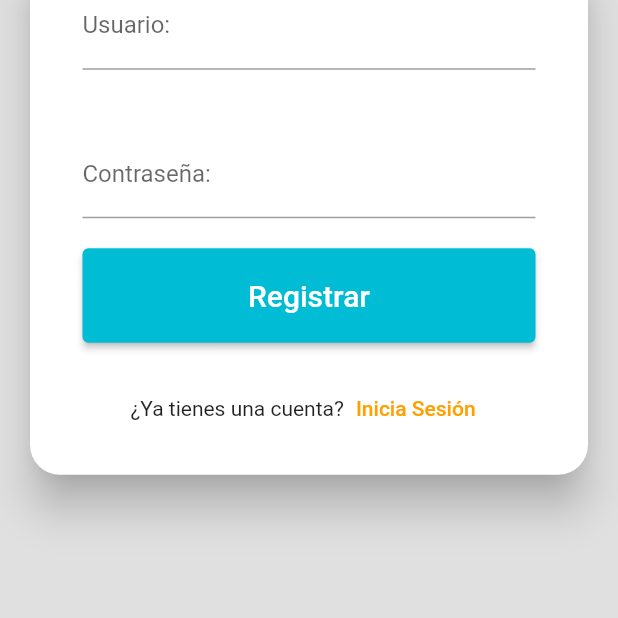
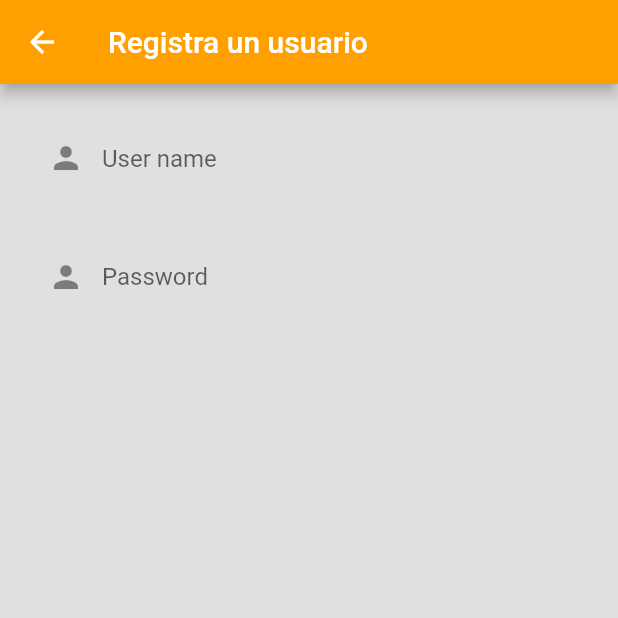
Before and after one commit to Gilmhar/My_Flutter_aplication, a Flutter app: the screen it shows after launch, after a tap on "Registrate", on a phone screen of 412 x 824 dp, the top half of it. Run offline on Flutter 3.47's test engine with Material 2 defaults, Android fonts, the phone set to English and light mode, and no system bars; our stand-ins replace flutter_svg.

Commit message:
Modificando el UI

```diff
--- a/lib/src/screens/login_page.dart
+++ b/lib/src/screens/login_page.dart
@@ -27,52 +27,68 @@ class _LoginPageState extends State<LoginPage> {
                 Colors.cyan.shade800,
               ]),
             ),
-            height: 330,
+            height: 280,
             child: Image.asset("assets/image/beach_wave.png"),
           ),
           Transform.translate(
-            offset: const Offset(0, -135),
-            child: Center(
-              child: SingleChildScrollView(
+            offset: const Offset(0, -5),
+            child: SingleChildScrollView(
+              child: Center(
                 child: Card(
                   elevation: 12,
                   shape: RoundedRectangleBorder(
-                    borderRadius: BorderRadius.circular(20)
-                  ),
+                      borderRadius: BorderRadius.circular(30)),
                   margin: const EdgeInsets.only(left: 20, right: 20, top: 260),
                   child: Padding(
-                    padding:
-                        const EdgeInsets.symmetric(horizontal: 35, vertical: 20),
+                    padding: const EdgeInsets.symmetric(
+                        horizontal: 20, vertical: 20),
                     child: Column(
                       mainAxisSize: MainAxisSize.min,
                       children: [
-                        TextFormField(
-                          decoration: const InputDecoration(
-                              labelText: "Correo electrónico:",
-                              focusedBorder: OutlineInputBorder(
-                                  borderSide: BorderSide(color: Colors.cyan)),
-                                  hintText: 'Tu correo@cuenta.com',
-                                  suffixIcon: CustomSurffixIcon(svgIcon: "assets/icons/Mail.svg"),
-                                  ),
+                        Container(
+                          margin: const EdgeInsets.only(top: 20.0),
+                          child: TextFormField(
+                            decoration: InputDecoration(
+                              enabledBorder: const OutlineInputBorder(
+                                borderRadius:
+                                    BorderRadius.all(Radius.circular(30.0)),
+                                borderSide: BorderSide(color: Colors.cyan),
+                              ),
+                              focusedBorder: const OutlineInputBorder(
+                                  borderRadius:
+                                      BorderRadius.all(Radius.circular(30.0)),
+                                  borderSide: BorderSide(color: Colors.amber)),
+                              prefixIcon: const Icon(Icons.person),
+                              hintText: 'User name',
+                              fillColor: Colors.grey[200],
+                            ),
+                          ),
                         ),
-                        const SizedBox(
-                          height: 40,
-                        ),
-                        TextFormField(
-                          decoration: const InputDecoration(
-                              labelText: "Contraseña:",
-                              focusedBorder: OutlineInputBorder(
-                                  borderSide: BorderSide(color: Colors.cyan)),
-                                  hintText: 'Tu contraseña',
-                                  suffixIcon: CustomSurffixIcon(svgIcon: "assets/icons/Lock.svg"),
-                                  ),
-                          obscureText: true,
+                        Container(
+                          margin: const EdgeInsets.only(top: 20.0),
+                          child: TextFormField(
+                            decoration: InputDecoration(
+                              enabledBorder: const OutlineInputBorder(
+                                borderRadius:
+                                    BorderRadius.all(Radius.circular(30.0)),
+                                borderSide: BorderSide(color: Colors.cyan),
+                              ),
+                              focusedBorder: const OutlineInputBorder(
+                                  borderRadius:
+                                      BorderRadius.all(Radius.circular(30.0)),
+                                  borderSide: BorderSide(color: Colors.amber)),
+                              prefixIcon: const Icon(Icons.person),
+                              hintText: 'Password',
+                              fillColor: Colors.grey[200],
+                            ),
+                          ),
                         ),
                         const SizedBox(
                           height: 20,
                         ),
                         ElevatedButton(
                           style: ElevatedButton.styleFrom(
+                              shape:  StadiumBorder(),
                               backgroundColor: Colors.cyan,
                               padding: const EdgeInsets.all(20)),
                           onPressed: () {
@@ -83,8 +99,8 @@ class _LoginPageState extends State<LoginPage> {
                             children: [
                               const Text(
                                 'Iniciar Sesión',
-                                style:
-                                    TextStyle(fontSize: 20, color: Colors.white),
+                                style: TextStyle(
+                                    fontSize: 20, color: Colors.white),
                               ),
                               if (_loading)
                                 Container(
@@ -110,8 +126,11 @@ class _LoginPageState extends State<LoginPage> {
                                 style: TextButton.styleFrom(
                                     foregroundColor: Colors.amber[700]),
                                 onPressed: () {
-                                  Navigator.push(context,
-                                      MaterialPageRoute(builder: (_) => const RegisterForm(),));
+                                  Navigator.push(
+                                      context,
+                                      MaterialPageRoute(
+                                        builder: (_) => const RegisterForm(),
+                                      ));
                                 },
                                 child: const Text('Registrate')),
                           ],
@@ -135,6 +154,4 @@ class _LoginPageState extends State<LoginPage> {
       });
     }
   }
-
-
 }
--- a/lib/src/screens/register_form.dart
+++ b/lib/src/screens/register_form.dart
@@ -15,107 +15,59 @@ class _RegisterFormState extends State<RegisterForm> {
   Widget build(BuildContext context) {
     return Scaffold(
       backgroundColor: Colors.grey[300],
-      body: Stack(
-        children: [
-          Transform.translate(
-            offset: const Offset(0, -400),
+      appBar: AppBar(
+        title: const Text('Registra un usuario'),
+        backgroundColor: Colors.amber[700],
+      ),
+      body: SingleChildScrollView(
+        scrollDirection: Axis.vertical,
         child: Center(
-              child: SingleChildScrollView(
-                child: Card(
-                  elevation: 12,
-                  shape: RoundedRectangleBorder(
-                    borderRadius: BorderRadius.circular(20)
-                  ),
-                  margin: const EdgeInsets.only(left: 20, right: 20, top: 260),
-                  child: Padding(
-                    padding:
-                        const EdgeInsets.symmetric(horizontal: 35, vertical: 20),
           child: Column(
-                      mainAxisSize: MainAxisSize.min,
-                      children: [
-                        TextFormField(
-                          decoration: const InputDecoration(
-                              labelText: "Usuario:",
-                              focusedBorder: OutlineInputBorder(
-                                  borderSide: BorderSide(color: Colors.cyan))),
-                        ),
-                        const SizedBox(
-                          height: 40,
-                        ),
-                        TextFormField(
-                          decoration: const InputDecoration(
-                              labelText: "Contraseña:",
-                              focusedBorder: OutlineInputBorder(
-                                  borderSide: BorderSide(color: Colors.cyan))),
-                          obscureText: true,
-                        ),
-                        const SizedBox(
-                          height: 20,
-                        ),
-                        ElevatedButton(
-                          style: ElevatedButton.styleFrom(
-                              backgroundColor: Colors.cyan,
-                              padding: const EdgeInsets.all(20)),
-                          onPressed: () {
-                            _login(context);
-                          },
-                          child: Row(
             mainAxisAlignment: MainAxisAlignment.center,
             children: [
-                              const Text(
-                                'Registrar',
-                                style:
-                                    TextStyle(fontSize: 20, color: Colors.white),
+              Container(
+                padding: const EdgeInsets.symmetric(horizontal: 20.0),
+                margin: const EdgeInsets.only(top: 20.0),
+                child: TextFormField(
+                  decoration:  InputDecoration(
+                    enabledBorder: const OutlineInputBorder(
+                        borderRadius: BorderRadius.all(Radius.circular(30.0)),
+                        borderSide: BorderSide(color: Colors.transparent),
                         ),
-                              if (_loading)
-                                Container(
-                                  height: 20,
-                                  width: 20,
-                                  margin: const EdgeInsets.only(left: 20),
-                                  child: const CircularProgressIndicator(
-                                    valueColor: AlwaysStoppedAnimation<Color>(
-                                        Colors.white),
+                        focusedBorder:const OutlineInputBorder(
+                          borderRadius: BorderRadius.all(Radius.circular(30.0)),
+                          borderSide: BorderSide(color: Colors.cyan)
                         ),
-                                )
-                            ],
+                        prefixIcon: const Icon(Icons.person),
+                        hintText: 'User name',
+                        fillColor: Colors.grey[200],
                   ),
                 ),
-                        const SizedBox(
-                          height: 20,
               ),
-                        Row(
-                          mainAxisAlignment: MainAxisAlignment.center,
-                          children: [
-                            const Text('¿Ya tienes una cuenta?'),
-                            TextButton(
-                                style: TextButton.styleFrom(
-                                    foregroundColor: Colors.amber[700]),
-                                onPressed: () {
-                                  Navigator.push(context,
-                                      MaterialPageRoute(builder: (_) => const LoginPage(),));
-                                },
-                                child: const Text('Inicia Sesión')),
-                          ],
-                        )
+              Container(
+                padding: const EdgeInsets.symmetric(horizontal: 20.0),
+                margin: const EdgeInsets.only(top: 20.0),
+                child: TextFormField(
+                  decoration:  InputDecoration(
+                    enabledBorder: const OutlineInputBorder(
+                        borderRadius: BorderRadius.all(Radius.circular(30.0)),
+                        borderSide: BorderSide(color: Colors.transparent),
+                        ),
+                        focusedBorder:const OutlineInputBorder(
+                          borderRadius: BorderRadius.all(Radius.circular(30.0)),
+                          borderSide: BorderSide(color: Colors.cyan)
+                        ),
+                        prefixIcon: const Icon(Icons.person),
+                        hintText: 'Password',
+                        fillColor: Colors.grey[200],
+                  ),
+                ),
+              ),
+
             ],
           ),
         ),
       ),
-              ),
-            ),
-          )
-        ],
-      ),
     );
   }
-
-  void _login(BuildContext context) {
-    if (!_loading) {
-      setState(() {
-        _loading = true;
-      });
 }
-  }
-
-
-}
```
Lines whose indentation alone changed are shown as unchanged.
